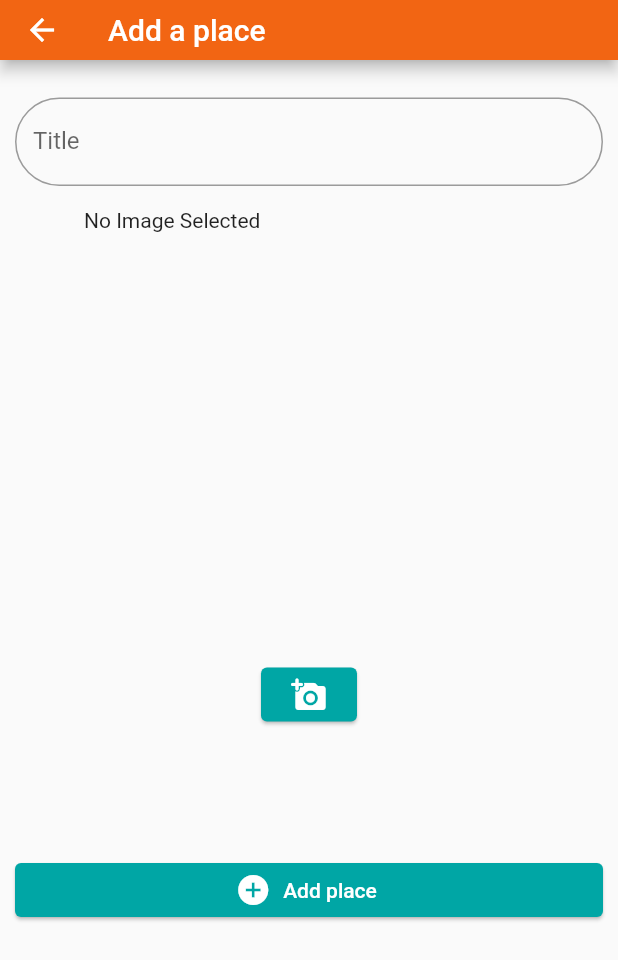
After one commit to guilhermebernava/greate_places, a Flutter app: the screen it shows after launch, after a tap on the "add" icon, on a phone screen of 412 x 824 dp. The commit adds this screen. Shown: the top 960 px of the screen. Run offline on Flutter 3.47's test engine with Material 2 defaults, Android fonts, the phone set to English and light mode, and no system bars; our stand-ins replace flutter_modular, google_fonts, image_picker, mobx; generated files the repository leaves out were written again.

Commit message:
creating place model

```diff
--- a/lib/app.dart
+++ b/lib/app.dart
@@ -14,6 +14,16 @@ class App extends StatelessWidget {
       theme: ThemeData(
         primaryColor: AppColors.appMaterialColor,
         backgroundColor: AppColors.black,
+        appBarTheme: const AppBarTheme(
+          color: AppColors.primary,
+          toolbarHeight: 40,
+        ),
+        elevatedButtonTheme: ElevatedButtonThemeData(
+          style: ElevatedButton.styleFrom(
+            primary: AppColors.secundary,
+            elevation: 1,
+          ),
+        ),
       ),
     );
   }
--- /dev/null
+++ b/lib/core/models/place.dart
@@ -0,0 +1,16 @@
+import 'dart:io';
+import 'package:greate_places/core/models/place_location.dart';
+
+class Place {
+  final String id;
+  final String title;
+  final PlaceLocation location;
+  final File image;
+
+  Place({
+    required this.id,
+    required this.title,
+    required this.location,
+    required this.image,
+  });
+}
--- /dev/null
+++ b/lib/modules/add_place_screen/view/add_place.dart
@@ -0,0 +1,48 @@
+import 'package:flutter/material.dart';
+import 'package:greate_places/modules/add_place_screen/widgets/image_input.dart';
+import 'package:greate_places/modules/add_place_screen/widgets/text_input.dart';
+
+class AddPlace extends StatefulWidget {
+  const AddPlace({Key? key}) : super(key: key);
+  static const route = '/add-place';
+
+  @override
+  State<AddPlace> createState() => _AddPlaceState();
+}
+
+class _AddPlaceState extends State<AddPlace> {
+  @override
+  Widget build(BuildContext context) {
+    final size = MediaQuery.of(context).size;
+
+    return Scaffold(
+      appBar: AppBar(
+        title: const Text('Add a place'),
+      ),
+      body: Padding(
+        padding: const EdgeInsets.all(10.0),
+        child: ListView(
+          children: [
+            Column(
+              children: [
+                TextInput(
+                  controller: TextEditingController(),
+                  label: 'Title',
+                ),
+                const ImageInput()
+              ],
+            ),
+            SizedBox(
+              height: size.height * 0.1,
+            ),
+            ElevatedButton.icon(
+              onPressed: () {},
+              icon: const Icon(Icons.add_circle_outlined),
+              label: const Text('Add place'),
+            )
+          ],
+        ),
+      ),
+    );
+  }
+}
--- /dev/null
+++ b/lib/modules/add_place_screen/widgets/image_input.dart
@@ -0,0 +1,55 @@
+import 'dart:io';
+import 'package:flutter/material.dart';
+import 'package:image_picker/image_picker.dart';
+import 'package:path/path.dart';
+import 'package:path_provider/path_provider.dart';
+
+class ImageInput extends StatefulWidget {
+  const ImageInput({Key? key}) : super(key: key);
+
+  @override
+  State<ImageInput> createState() => _ImageInputState();
+}
+
+class _ImageInputState extends State<ImageInput> {
+  File? _storagedImage = null;
+
+  @override
+  Widget build(BuildContext context) {
+    return Column(
+      children: [
+        SizedBox(
+          width: 300,
+          height: 300,
+          child: _storagedImage != null
+              ? Image.file(
+                  _storagedImage!,
+                  fit: BoxFit.cover,
+                )
+              : const Text('No Image Selected'),
+        ),
+        ElevatedButton(
+          onPressed: () async {
+            final image = await ImagePicker().pickImage(
+              source: ImageSource.gallery,
+            );
+
+            if (image != null) {
+              final appDir = await getApplicationDocumentsDirectory();
+              final fileName = basename(image.path);
+              final savedImage =
+                  await image.saveTo('${appDir.path}/$fileName}');
+
+              setState(() {
+                _storagedImage = File(image.path);
+              });
+            }
+          },
+          child: const Icon(
+            Icons.add_a_photo_rounded,
+          ),
+        )
+      ],
+    );
+  }
+}
--- /dev/null
+++ b/lib/modules/add_place_screen/widgets/text_input.dart
@@ -0,0 +1,115 @@
+import 'package:flutter/material.dart';
+import '../../../core/themes/app_colors.dart';
+
+class TextInput extends StatefulWidget {
+  final TextEditingController controller;
+  final String label;
+
+  const TextInput({
+    Key? key,
+    required this.controller,
+    required this.label,
+  }) : super(key: key);
+
+  @override
+  State<TextInput> createState() => _TextInputState();
+}
+
+class _TextInputState extends State<TextInput> with TickerProviderStateMixin {
+  late final AnimationController animationController;
+  late final Animation<double> animation;
+
+  final FocusNode focusNode = FocusNode();
+  bool isSelected = false;
+
+  @override
+  void initState() {
+    super.initState();
+
+    animationController = AnimationController(
+      vsync: this,
+      duration: const Duration(milliseconds: 700),
+    );
+
+    animation = Tween(begin: 0.0, end: 1.0).animate(
+        CurvedAnimation(parent: animationController, curve: Curves.linear));
+
+    focusNode.addListener(() {
+      if (focusNode.hasFocus) {
+        setState(() {
+          isSelected = true;
+        });
+        animationController.forward();
+      } else {
+        setState(() {
+          isSelected = false;
+        });
+        animationController.reverse();
+      }
+    });
+  }
+
+  @override
+  void dispose() {
+    animationController.dispose();
+    focusNode.dispose();
+    super.dispose();
+  }
+
+  @override
+  Widget build(BuildContext context) {
+    return Padding(
+      padding: const EdgeInsets.symmetric(vertical: 15.0),
+      child: TextField(
+        focusNode: focusNode,
+        controller: widget.controller,
+        decoration: InputDecoration(
+          label: isSelected
+              ? AnimatedBuilder(
+                  animation: animation,
+                  builder: (context, child) => Opacity(
+                    opacity: animation.value,
+                    child: Container(
+                      padding: const EdgeInsets.all(7),
+                      decoration: BoxDecoration(
+                        borderRadius: BorderRadius.circular(100),
+                        border: Border.all(
+                          color: AppColors.primary,
+                          width: 2,
+                        ),
+                      ),
+                      child: Text(widget.label),
+                    ),
+                  ),
+                )
+              : Text(widget.label),
+          focusColor: AppColors.primary,
+          border: const OutlineInputBorder(
+            borderSide: BorderSide(
+              color: AppColors.black,
+            ),
+            borderRadius: BorderRadius.all(
+              Radius.circular(100),
+            ),
+          ),
+          focusedBorder: const OutlineInputBorder(
+            borderSide: BorderSide(
+              color: AppColors.primary,
+            ),
+            borderRadius: BorderRadius.all(
+              Radius.circular(100),
+            ),
+          ),
+          errorBorder: const OutlineInputBorder(
+            borderSide: BorderSide(
+              color: Colors.red,
+            ),
+            borderRadius: BorderRadius.all(
+              Radius.circular(100),
+            ),
+          ),
+        ),
+      ),
+    );
+  }
+}
--- a/lib/modules/home_screen/view/home.dart
+++ b/lib/modules/home_screen/view/home.dart
@@ -1,14 +1,39 @@
 import 'package:flutter/material.dart';
+import 'package:flutter_modular/flutter_modular.dart';
+import 'package:greate_places/stores/places.dart';
 
 class Home extends StatelessWidget {
-  const Home({Key? key}) : super(key: key);
+  final String addPlaceRoute;
+  const Home({Key? key, required this.addPlaceRoute}) : super(key: key);
   static const route = '/';
 
   @override
   Widget build(BuildContext context) {
-    return Scaffold(
-      appBar: AppBar(
-        title: const Text('Home'),
+    final size = MediaQuery.of(context).size;
+    final placesStore = Modular.get<Places>();
+
+    return SizedBox(
+      width: size.width,
+      height: size.height,
+      child: Scaffold(
+        appBar: AppBar(
+          title: const Text('Home'),
+          actions: [
+            IconButton(
+              onPressed: () => Modular.to.pushNamed(addPlaceRoute),
+              icon: const Icon(
+                Icons.add,
+              ),
+            )
+          ],
+        ),
+        body: SizedBox(
+          child: ListView.builder(
+            itemBuilder: (context, index) =>
+                Text(placesStore.places[index].title),
+            itemCount: placesStore.places.length,
+          ),
+        ),
       ),
     );
   }
--- a/lib/modules/splash_screen/view/splash.dart
+++ b/lib/modules/splash_screen/view/splash.dart
@@ -26,9 +26,25 @@ class SplashState extends State<Splash> with TickerProviderStateMixin {
 
   @override
   Widget build(BuildContext context) {
+    final size = MediaQuery.of(context).size;
+
     return Material(
       color: AppColors.black,
-      child: Column(
+      child: Stack(
+        alignment: Alignment.center,
+        children: [
+          Container(
+            width: size.width * 0.9,
+            height: size.height * 0.875,
+            decoration: BoxDecoration(
+              border: Border.all(
+                color: Colors.white,
+                width: 0.5,
+              ),
+              borderRadius: BorderRadius.circular(1),
+            ),
+          ),
+          Column(
             mainAxisAlignment: MainAxisAlignment.center,
             children: [
               AnimatedBuilder(
@@ -49,13 +65,13 @@ class SplashState extends State<Splash> with TickerProviderStateMixin {
                 duration: const Duration(milliseconds: 300),
                 opacity: controller.opacity,
                 child: Container(
-              width: 30,
+                  width: size.width * 0.1,
                   height: 5,
                   color: Colors.white,
                 ),
               ),
-          const SizedBox(
-            height: 50,
+              SizedBox(
+                height: size.height * 0.05,
               ),
               AnimatedOpacity(
                 opacity: controller.opacity,
@@ -68,6 +84,8 @@ class SplashState extends State<Splash> with TickerProviderStateMixin {
               )
             ],
           ),
+        ],
+      ),
     );
   }
 }
--- /dev/null
+++ b/lib/stores/places.dart
@@ -0,0 +1,19 @@
+import 'package:greate_places/core/models/place.dart';
+import 'package:mobx/mobx.dart';
+
+part 'places.g.dart';
+
+class Places = AbstractPlaces with _$Places;
+
+abstract class AbstractPlaces with Store {
+  @observable
+  // ignore: prefer_final_fields
+  ObservableList<Place> _places = ObservableList<Place>.of([]);
+
+  List<Place> get places => [..._places];
+
+  @action
+  void add(Place place) {
+    _places.add(place);
+  }
+}
```
Also changed, not shown: lib/app_module.dart (+13 -9 lines), lib/core/models/place_location.dart (added, +11 -0 lines), lib/modules/home_screen/home_module.dart (+7 -1 lines), pubspec.yaml (+7 -1 lines), lib/stores/places.g.dart (added), pubspec.lock, 2 other files. Lines whose indentation alone changed are shown as unchanged.
